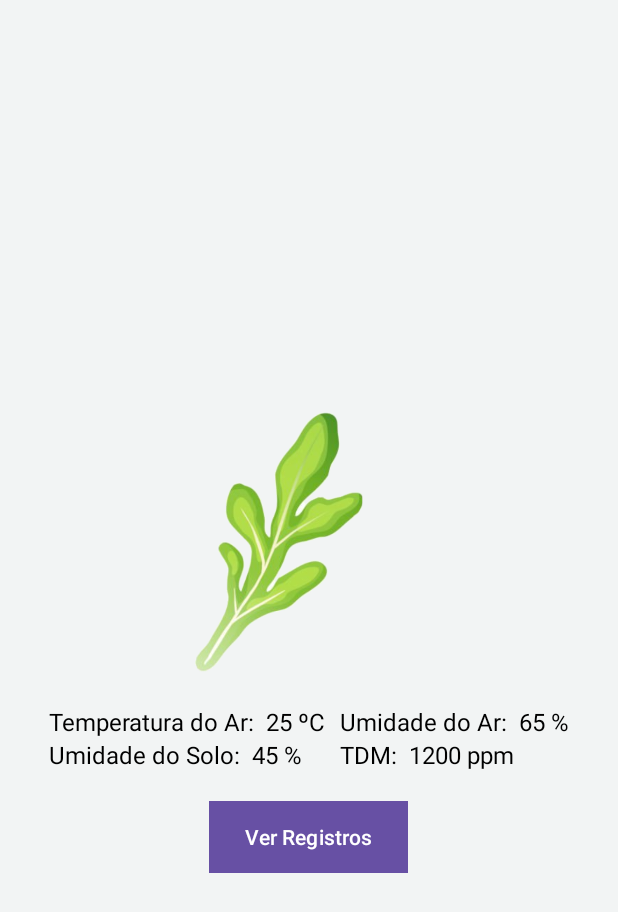
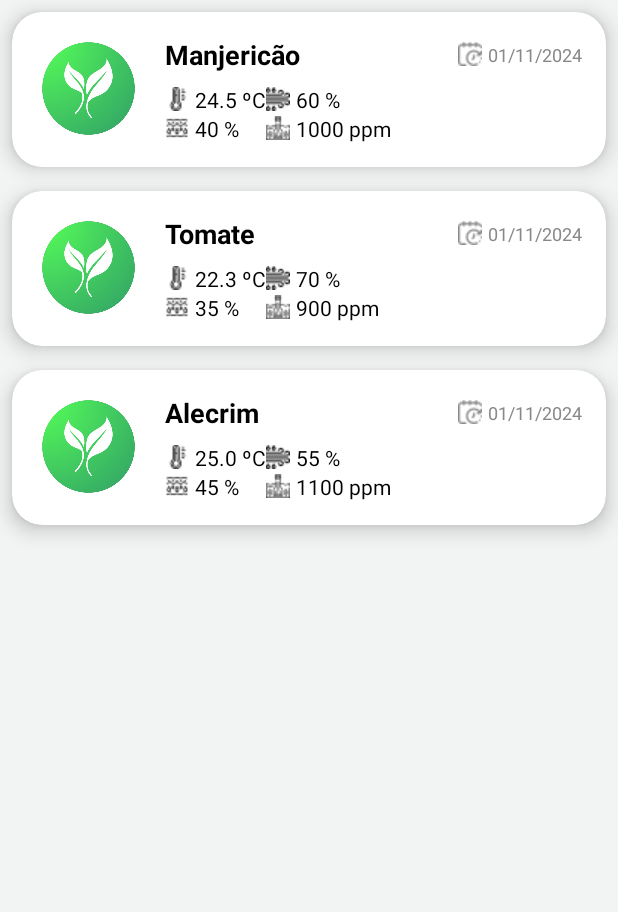
Before and after one commit to sabrainas/Iara, an Android app: the screen it shows after launch (Home), on a phone screen of 412 x 824 dp. Shown: the top 912 px of the screen. Run offline under Robolectric (Android 15) with nearby library versions, the phone set to English and light mode, and no system bars.

Commit message:
Novas Telas

```diff
--- a/app/src/main/java/br/edu/fatec/iara/Home.java
+++ b/app/src/main/java/br/edu/fatec/iara/Home.java
@@ -3,35 +3,68 @@ package br.edu.fatec.iara;
 import android.content.Intent;
 import android.os.Bundle;
 import android.view.View;
-import android.widget.Button;
-import android.widget.TextView;
+import android.widget.AdapterView;
+import android.widget.ArrayAdapter;
+import android.widget.ListView;
 
-import androidx.activity.EdgeToEdge;
+import androidx.annotation.Nullable;
 import androidx.appcompat.app.AppCompatActivity;
+import androidx.core.view.ViewCompat;
+import androidx.core.view.WindowCompat;
+import androidx.core.view.WindowInsetsCompat;
 import androidx.core.graphics.Insets;
-import androidx.core.view.ViewCompat;
-import androidx.core.view.WindowInsetsCompat;
+
+import java.util.ArrayList;
+import java.util.List;
+
+import br.edu.fatec.iara.model.Planta;
 
 public class Home extends AppCompatActivity {
-
-    private Button btnVerRegistro;
 
     @Override
     protected void onCreate(Bundle savedInstanceState) {
         super.onCreate(savedInstanceState);
-        EdgeToEdge.enable(this);
+
+        // Define a imersão na janela sem barras de sistema
+        WindowCompat.setDecorFitsSystemWindows(getWindow(), false);
         setContentView(R.layout.activity_home);
-        ViewCompat.setOnApplyWindowInsetsListener(findViewById(R.id.main), (v, insets) -> {
+
+        // Aplicação dos insets para ajustar o padding e evitar sobreposição
+        ViewCompat.setOnApplyWindowInsetsListener(findViewById(R.id.home), (v, insets) -> {
             Insets systemBars = insets.getInsets(WindowInsetsCompat.Type.systemBars());
             v.setPadding(systemBars.left, systemBars.top, systemBars.right, systemBars.bottom);
-            return insets;
+            return WindowInsetsCompat.CONSUMED;
+        });
+
+        // Criando uma lista de objetos Planta
+        List<Planta> plantas = new ArrayList<>();
+        plantas.add(new Planta("Manjericão", 24.5, 60, 1000, 40, "01/11/2024"));
+        plantas.add(new Planta("Tomate", 22.3, 70, 900, 35, "01/11/2024"));
+        plantas.add(new Planta("Alecrim", 25.0, 55, 1100, 45, "01/11/2024"));
+
+        // Configurando o ListView com o PlantaAdapter
+        PlantaAdapter adapter = new PlantaAdapter(this, plantas);
+        ListView listView = findViewById(R.id.listaPlantas);
+        listView.setAdapter(adapter);
+
+        listView.setOnItemClickListener((parent, view, position, id) -> {
+            // Obtenha o objeto Planta correspondente ao item clicado
+            Planta plantaSelecionada = adapter.getItem(position);
+
+            // Crie um Intent para iniciar a atividade PlantaMain
+            Intent intent = new Intent(Home.this, PlantaMain.class);
+
+            // Envie dados da planta selecionada (como nome) para a próxima atividade
+            intent.putExtra("nomePlanta", plantaSelecionada.getNome());
+            intent.putExtra("temperaturaAr", plantaSelecionada.getTemperaturaAr());
+            intent.putExtra("umidadeAr", plantaSelecionada.getUmidadeAr());
+            intent.putExtra("umidadeSolo", plantaSelecionada.getUmidadeSolo());
+            intent.putExtra("tds", plantaSelecionada.getTds());
+            intent.putExtra("dataRegistro", plantaSelecionada.getDataRegistro());
+
+            // Inicie a atividade PlantaMain
+            startActivity(intent);
         });
 
     }
-
-    public void verRegistro(View view){
-        Intent intent = new Intent(Home.this, Registros.class);
-        startActivity(intent);
-        finish();
-    }
 }
--- a/app/src/main/java/br/edu/fatec/iara/MainActivity.java
+++ b/app/src/main/java/br/edu/fatec/iara/MainActivity.java
@@ -14,6 +14,8 @@ import androidx.core.view.ViewCompat;
 import androidx.core.view.WindowInsetsCompat;
 
 public class MainActivity extends AppCompatActivity {
+
+
 
     @Override
     protected void onCreate(Bundle savedInstanceState) {
--- a/app/src/main/java/br/edu/fatec/iara/PlantaAdapter.java
+++ b/app/src/main/java/br/edu/fatec/iara/PlantaAdapter.java
@@ -30,7 +30,9 @@ public class PlantaAdapter extends ArrayAdapter<Planta> {
         }
 
         ShapeableImageView imgPlanta = convertView.findViewById(R.id.imgPlanta);
+
         TextView nomePlanta = convertView.findViewById(R.id.nomePlanta);
+
         TextView tempAr = convertView.findViewById(R.id.tempAr);
         TextView umidadeAr = convertView.findViewById(R.id.umidadeAr);
         TextView qtdSolidosDissolvidos = convertView.findViewById(R.id.qtdSolidosDissolvidos);
--- a/app/src/main/java/br/edu/fatec/iara/Registros.java
+++ b/app/src/main/java/br/edu/fatec/iara/Registros.java
@@ -33,13 +33,13 @@ public class Registros extends AppCompatActivity {
         EdgeToEdge.enable(this);
         setContentView(R.layout.activity_registros);
 
-        listView = findViewById(R.id.listViewPlantas);
+        listView = findViewById(R.id.listaRegistros);
         plantas = new ArrayList<>();
         adapter = new PlantaAdapter(this, plantas);
         listView.setAdapter(adapter);
         DatabaseReference dbReference = FirebaseDatabase.getInstance().getReference();
 
-        ViewCompat.setOnApplyWindowInsetsListener(findViewById(R.id.main), (v, insets) -> {
+        ViewCompat.setOnApplyWindowInsetsListener(findViewById(R.id.registros), (v, insets) -> {
             Insets systemBars = insets.getInsets(WindowInsetsCompat.Type.systemBars());
             v.setPadding(systemBars.left, systemBars.top, systemBars.right, systemBars.bottom);
             return insets;
--- a/app/src/main/res/layout/activity_home.xml
+++ b/app/src/main/res/layout/activity_home.xml
@@ -1,154 +1,22 @@
 <?xml version="1.0" encoding="utf-8"?>
-<androidx.constraintlayout.widget.ConstraintLayout xmlns:android="http://schemas.android.com/apk/res/android"
-    xmlns:app="http://schemas.android.com/apk/res-auto"
+<androidx.constraintlayout.widget.ConstraintLayout
+    xmlns:android="http://schemas.android.com/apk/res/android"
     xmlns:tools="http://schemas.android.com/tools"
-    android:id="@+id/main"
+    android:id="@+id/home"
     android:layout_width="match_parent"
     android:layout_height="match_parent"
     android:background="@color/gray"
     tools:context=".Home">
 
-    <LinearLayout
+    <ListView
+        android:id="@+id/listaPlantas"
         android:layout_width="match_parent"
         android:layout_height="match_parent"
-        android:gravity="center"
-        android:orientation="vertical">
+        android:divider="@android:color/transparent"
+        android:dividerHeight="16dp"
+        android:clipToPadding="false"
+        android:padding="8dp"
+        android:scrollbars="none"
+        tools:listitem="@layout/list_item"/>
 
-        <LinearLayout
-            android:layout_width="match_parent"
-            android:layout_height="wrap_content"
-            android:gravity="center"
-            android:orientation="vertical"
-            android:padding="20dp">
-
-            <com.google.android.material.imageview.ShapeableImageView
-                android:id="@+id/imgPlanta"
-                android:layout_width="200dp"
-                android:layout_height="200dp"
-                android:layout_marginEnd="16dp"
-                android:src="@drawable/broto" />
-
-            <GridLayout
-                android:layout_width="wrap_content"
-                android:layout_height="wrap_content"
-                android:layout_marginTop="8dp"
-                android:columnCount="2"
-                android:rowCount="2"
-                android:gravity="center"
-                android:layout_gravity="center">
-
-            <!-- Temperatura do Ar -->
-            <LinearLayout
-                android:layout_width="wrap_content"
-                android:layout_height="wrap_content"
-                android:orientation="horizontal"
-                android:gravity="center"
-                android:paddingRight="10dp"
-                >
-
-                <TextView
-                    android:layout_width="wrap_content"
-                    android:layout_height="wrap_content"
-                    android:text="Temperatura do Ar: "
-                    android:textColor="@android:color/black"
-                    android:textSize="16sp"
-                    />
-
-                <TextView
-                    android:id="@+id/tempAr"
-                    android:layout_width="wrap_content"
-                    android:layout_height="wrap_content"
-                    android:layout_marginStart="4dp"
-                    android:text="25 ºC"
-                    android:textColor="@android:color/black"
-                    android:textSize="16sp" />
-            </LinearLayout>
-
-            <!-- Umidade do Ar -->
-            <LinearLayout
-                android:layout_width="wrap_content"
-                android:layout_height="wrap_content"
-                android:orientation="horizontal"
-                android:gravity="center">
-
-                <TextView
-                    android:layout_width="wrap_content"
-                    android:layout_height="wrap_content"
-                    android:text="Umidade do Ar: "
-                    android:textColor="@android:color/black"
-                    android:textSize="16sp"
-                    />
-
-                <TextView
-                    android:id="@+id/umidadeAr"
-                    android:layout_width="wrap_content"
-                    android:layout_height="wrap_content"
-                    android:layout_marginStart="4dp"
-                    android:text="65 %"
-                    android:textColor="@android:color/black"
-                    android:textSize="16sp" />
-            </LinearLayout>
-
-            <!-- Umidade Solo -->
-            <LinearLayout
-                android:layout_width="wrap_content"
-                android:layout_height="wrap_content"
-                android:orientation="horizontal"
-                android:gravity="center">
-
-                <TextView
-                    android:layout_width="wrap_content"
-                    android:layout_height="wrap_content"
-                    android:text="Umidade do Solo: "
-                    android:textColor="@android:color/black"
-                    android:textSize="16sp"
-                    />
-
-                <TextView
-                    android:id="@+id/umidadeSolo"
-                    android:layout_width="wrap_content"
-                    android:layout_height="wrap_content"
-                    android:layout_marginStart="4dp"
-                    android:text="45 %"
-                    android:textColor="@android:color/black"
-                    android:textSize="16sp" />
-            </LinearLayout>
-
-            <!-- TDS ppm -->
-            <LinearLayout
-                android:layout_width="wrap_content"
-                android:layout_height="wrap_content"
-                android:orientation="horizontal"
-                android:gravity="center">
-
-                <TextView
-                    android:layout_width="wrap_content"
-                    android:layout_height="wrap_content"
-                    android:text="TDM: "
-                    android:textColor="@android:color/black"
-                    android:textSize="16sp"
-                    />
-
-                <TextView
-                    android:id="@+id/qtdSolidosDissolvidos"
-                    android:layout_width="wrap_content"
-                    android:layout_height="wrap_content"
-                    android:layout_marginStart="4dp"
-                    android:text="1200 ppm"
-                    android:textColor="@android:color/black"
-                    android:textSize="16sp" />
-            </LinearLayout>
-        </GridLayout>
-
-
-    </LinearLayout>
-
-    <Button
-        android:id="@+id/btnVerRegistro"
-        android:onClick="verRegistro"
-        android:layout_width="wrap_content"
-        android:layout_height="wrap_content"
-        android:background="@color/dark_green"
-        android:text="Ver Registros" />
-    </LinearLayout>
 </androidx.constraintlayout.widget.ConstraintLayout>
--- a/app/src/main/res/layout/activity_registros.xml
+++ b/app/src/main/res/layout/activity_registros.xml
@@ -2,15 +2,14 @@
 <androidx.constraintlayout.widget.ConstraintLayout
     xmlns:android="http://schemas.android.com/apk/res/android"
     xmlns:tools="http://schemas.android.com/tools"
-    xmlns:app="http://schemas.android.com/apk/res-auto"
-    android:id="@+id/main"
+    android:id="@+id/registros"
     android:layout_width="match_parent"
     android:layout_height="match_parent"
     android:background="@color/gray"
     tools:context=".Registros">
 
     <ListView
-        android:id="@+id/listViewPlantas"
+        android:id="@+id/listaRegistros"
         android:layout_width="match_parent"
         android:layout_height="match_parent"
         android:divider="@android:color/transparent"
@@ -19,4 +18,5 @@
         android:padding="8dp"
         android:scrollbars="none"
         tools:listitem="@layout/list_item"/>
+
 </androidx.constraintlayout.widget.ConstraintLayout>
--- /dev/null
+++ b/app/src/main/res/values-night/themes.xml
@@ -0,0 +1,7 @@
+<resources xmlns:tools="http://schemas.android.com/tools">
+    <!-- Base application theme. -->
+    <style name="Base.Theme.Iara" parent="Theme.Material3.DayNight.NoActionBar">
+        <!-- Customize your dark theme here. -->
+        <!-- <item name="colorPrimary">@color/my_dark_primary</item> -->
+    </style>
+</resources>
```
Also changed, not shown: app/src/main/AndroidManifest.xml (+10 -4 lines), app/src/main/java/br/edu/fatec/iara/PlantaMain.java (added, +74 -0 lines), app/src/main/res/drawable/gradient_button.xml (added, +9 -0 lines), app/src/main/res/layout/activity_planta.xml (added, +175 -0 lines), app/src/main/res/drawable/broto.png.
